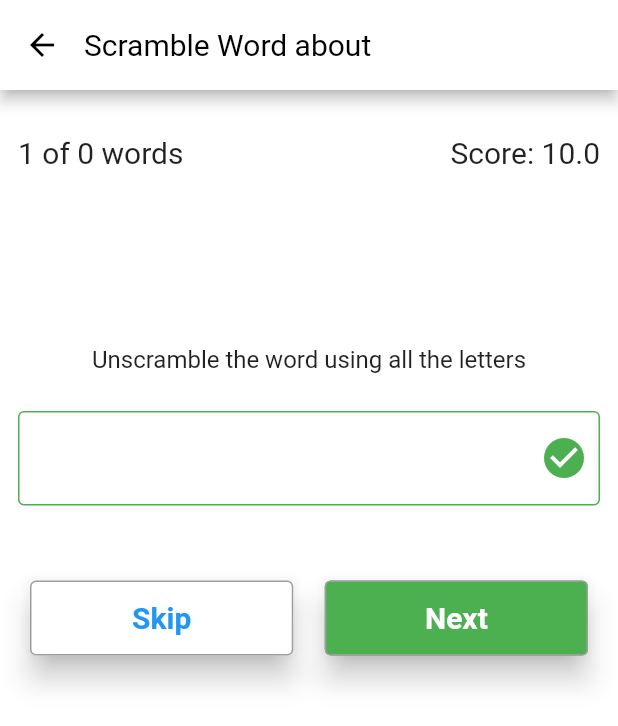
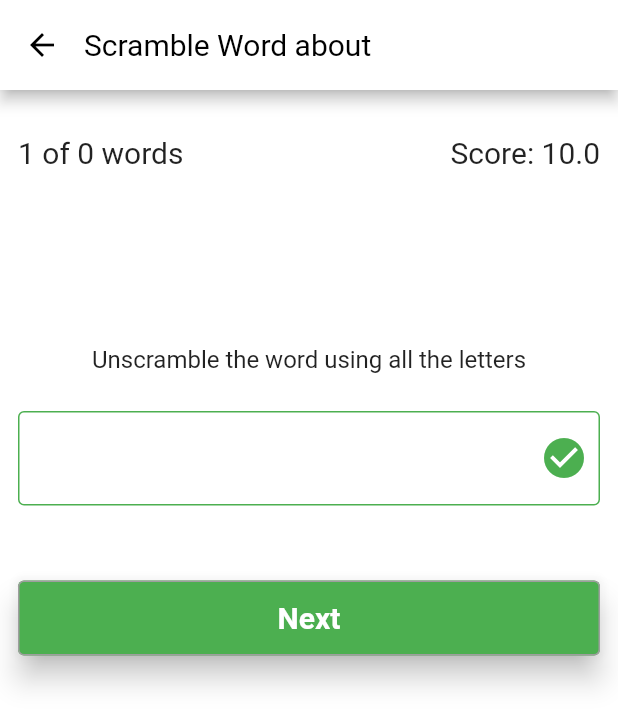
Before and after one commit to hopeman1102/tutoring-english-app, a Flutter app: the WordScrambleScreen screen opened directly with empty values, after a tap on "Submit", on a phone screen of 412 x 824 dp. Shown: the top 726 px of the screen. Run offline on Flutter 3.47's test engine with Material 2 defaults, Android fonts, the light colour scheme and no system bars; our stand-ins replace audioplayers, cached_network_image, cloud_firestore, custom_radio_grouped_button, firebase_auth, firebase_core and 9 more; accounts and stored records are empty; statements that could not run were skipped; project files that could hold a hidden picture were left out.

Commit message:
Hot Fix Statistic, Vocabulary

```diff
--- a/lib/screens/authentication/email_verify_screen.dart
+++ b/lib/screens/authentication/email_verify_screen.dart
@@ -72,7 +72,7 @@ class _EmailVerifyScreenState extends State<EmailVerifyScreen> {
                             textAlign: TextAlign.center,
                           ),
                         ),
-                        verticalSpaceRegular,
+                        verticalSpaceSmall,
                         Text(
                           _user.email!,
                           style: ktsMediumLabelInputText.copyWith(
--- a/lib/screens/practice/practice_screen.dart
+++ b/lib/screens/practice/practice_screen.dart
@@ -16,6 +16,7 @@ class PracticeScreen extends StatelessWidget {
     return Scaffold(
       appBar: AppBar(
           backgroundColor: Colors.white,
+          automaticallyImplyLeading: false,
           title: FutureBuilder(
               future: userProvider.getCurrentUser(),
               builder: (context, snapshot) {
--- a/lib/screens/vocabulary/word_scrambled_screen.dart
+++ b/lib/screens/vocabulary/word_scrambled_screen.dart
@@ -57,6 +57,7 @@ class _ScrambleQuizWidgetState extends State<ScrambleQuizWidget> {
   var scrambleWord = "";
   var answerWord = "";
   var meaning = "";
+  var define = "";
   bool isSubmit = false;
   bool isCorrect = false;
   bool showResult = false;
@@ -77,6 +78,7 @@ class _ScrambleQuizWidgetState extends State<ScrambleQuizWidget> {
     scrambleWord = "";
     answerWord = "";
     meaning = "";
+    define = "";
     isCorrect = false;
     isSubmit = false;
     showResult = false;
@@ -98,6 +100,7 @@ class _ScrambleQuizWidgetState extends State<ScrambleQuizWidget> {
     } while (newWord == currentWord);
 
     meaning = widget.listVocabulary[num].meaning!;
+    define = widget.listVocabulary[num].define!;
     answerWord = currentWord;
     scrambleWord = newWord;
   }
@@ -232,7 +235,9 @@ class _ScrambleQuizWidgetState extends State<ScrambleQuizWidget> {
                 verticalSpaceMedium,
                 Center(
                   child: Text(
-                    "Unscramble the word using all the letters",
+                    define.isEmpty
+                        ? "Unscramble the word using all the letters"
+                        : define,
                     style:
                         TextStyle(fontSize: 16, fontWeight: FontWeight.normal),
                   ),
@@ -265,38 +270,12 @@ class _ScrambleQuizWidgetState extends State<ScrambleQuizWidget> {
                           : null),
                 ),
                 verticalSpaceLarge,
-                Row(
-                  mainAxisAlignment: MainAxisAlignment.spaceBetween,
+                isSubmit
+                    ? Row(
                         children: [
                           Expanded(
                             flex: 1,
-                        child: Padding(
-                          padding: const EdgeInsets.symmetric(horizontal: 8),
                             child: ElevatedButton(
-                              style: ElevatedButton.styleFrom(
-                                  primary: Colors.white,
-                                  elevation: 8,
-                                  minimumSize: Size(
-                                      MediaQuery.of(context).size.width / 2,
-                                      50),
-                                  side:
-                                      BorderSide(width: 1, color: Colors.grey)),
-                              onPressed: updateNextQuestion,
-                              child: Text(
-                                "Skip",
-                                style: TextStyle(
-                                    fontSize: 20,
-                                    fontWeight: FontWeight.bold,
-                                    color: Colors.blue),
-                              )),
-                        )),
-                    horizontalSpaceTiny,
-                    Expanded(
-                        flex: 1,
-                        child: Padding(
-                          padding: const EdgeInsets.symmetric(horizontal: 8),
-                          child: isSubmit
-                              ? ElevatedButton(
                                 style: ElevatedButton.styleFrom(
                                     primary: Colors.green,
                                     elevation: 8,
@@ -312,13 +291,50 @@ class _ScrambleQuizWidgetState extends State<ScrambleQuizWidget> {
                                       fontSize: 20,
                                       fontWeight: FontWeight.bold,
                                       color: Colors.white),
-                                  ))
-                              : ElevatedButton(
+                                )),
+                          ),
+                        ],
+                      )
+                    : Row(
+                        mainAxisAlignment: MainAxisAlignment.spaceBetween,
+                        children: [
+                          Expanded(
+                              flex: 1,
+                              child: Padding(
+                                padding:
+                                    const EdgeInsets.symmetric(horizontal: 8),
+                                child: ElevatedButton(
+                                    style: ElevatedButton.styleFrom(
+                                        primary: Colors.white,
+                                        elevation: 8,
+                                        minimumSize: Size(
+                                            MediaQuery.of(context).size.width /
+                                                2,
+                                            50),
+                                        side: BorderSide(
+                                            width: 1, color: Colors.grey)),
+                                    onPressed: updateNextQuestion,
+                                    child: Text(
+                                      "Skip",
+                                      style: TextStyle(
+                                          fontSize: 20,
+                                          fontWeight: FontWeight.bold,
+                                          color: Colors.blue),
+                                    )),
+                              )),
+                          horizontalSpaceTiny,
+                          Expanded(
+                              flex: 1,
+                              child: Padding(
+                                padding:
+                                    const EdgeInsets.symmetric(horizontal: 8),
+                                child: ElevatedButton(
                                     style: ElevatedButton.styleFrom(
                                         primary: Colors.blue,
                                         elevation: 8,
                                         minimumSize: Size(
-                                          MediaQuery.of(context).size.width / 2,
+                                            MediaQuery.of(context).size.width /
+                                                2,
                                             50),
                                         side: BorderSide(
                                             width: 1, color: Colors.grey)),
--- a/lib/widgets/home/statistics/time_learned_recently.dart
+++ b/lib/widgets/home/statistics/time_learned_recently.dart
@@ -222,9 +222,9 @@ class _TimeLearnedRecentlyState extends State<TimeLearnedRecently> {
                               ),
                             ).then((valueFromDialog) {
                               // use the value as you wish
-                              if (_target != valueFromDialog) {
+                              if (_target != valueFromDialog * 1.0) {
                                 setState(() {
-                                  _target = valueFromDialog;
+                                  _target = valueFromDialog * 1.0;
                                 });
                               }
                             });
--- a/lib/widgets/home/vocabulary/vocabulary_widget.dart
+++ b/lib/widgets/home/vocabulary/vocabulary_widget.dart
@@ -20,8 +20,8 @@ class _VocabularyGeneralState extends State<VocabularyGeneral> {
     return Scaffold(
       appBar: AppBar(
         title: const Text("Vocabulary", style: ktsTitleAppBar),
-        backgroundColor: Colors.white,
-        foregroundColor: Colors.black,
+        backgroundColor: kcWhiteColor,
+        automaticallyImplyLeading: false,
       ),
       backgroundColor: kcGreyColor,
       body: Padding(
```
Also changed, not shown: lib/screens/vocabulary/favorite_scambled_screen.dart (+42 -31 lines), lib/screens/vocabulary/favorite_word_list_screen.dart (+7 -3 lines), pubspec.lock. Lines whose indentation alone changed are shown as unchanged.
